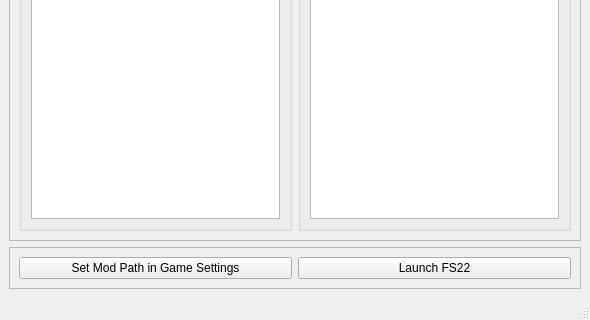
Above: EditorGUI.ui from DangerousDick/FS-Mod-Folder-Manager before the change; both pictures show x 0 to 590 and y 235 to 555 of the 590 by 555 pixel window. Below: the same form after it.
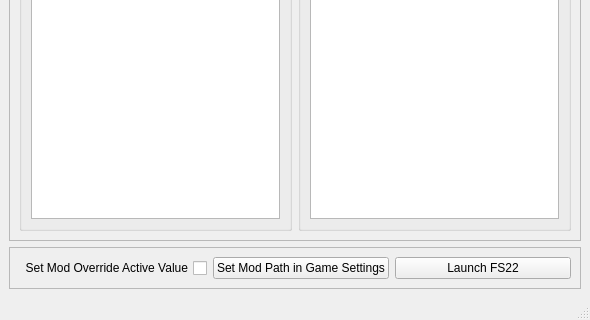
That is the form after the change. Icons and pictures are not drawn.

Patch:
```diff
--- a/EditorGUI.ui
+++ b/EditorGUI.ui
@@ -201,6 +201,25 @@
          </property>
         </widget>
        </item>
+       <item>
+        <widget class="QCheckBox" name="chkOverrideActive">
+         <property name="maximumSize">
+          <size>
+           <width>16777215</width>
+           <height>16777215</height>
+          </size>
+         </property>
+         <property name="toolTip">
+          <string extracomment="Set mod path override active value"/>
+         </property>
+         <property name="text">
+          <string>Set Mod Override Active Value</string>
+         </property>
+         <property name="checked">
+          <bool>false</bool>
+         </property>
+        </widget>
+       </item>
       </layout>
      </widget>
     </item>
```
